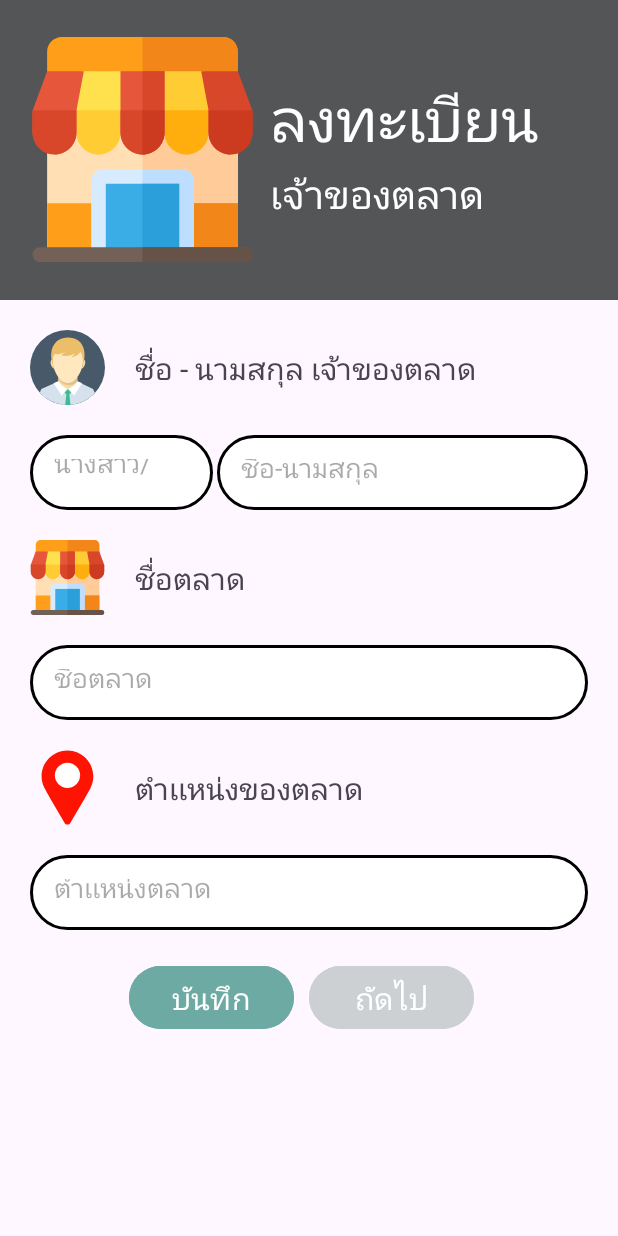
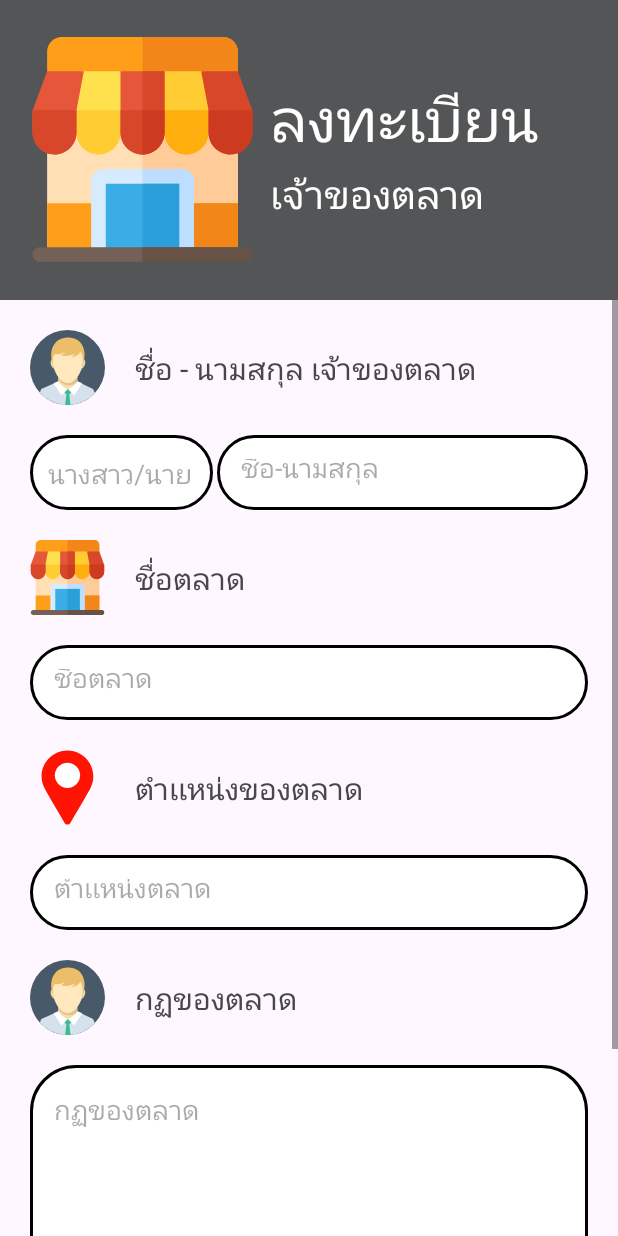
Before and after one commit to pNam0506/MarketApp, an Android app: the informationMarketFragment screen opened directly, with no data from a screen before it, on a phone screen of 412 x 824 dp. Run offline under Robolectric (Android 15) with nearby library versions, the phone set to English and light mode, and no system bars; our stand-ins replace Firebase (no records; nobody signed in at launch, a user with empty details on screens opened directly).

Commit message:
หน้าลงทะเบียนตลาด
เพิ่ม scroll

```diff
--- a/app/build.gradle
+++ b/app/build.gradle
@@ -41,6 +41,7 @@ dependencies {
     implementation 'com.google.firebase:firebase-database:20.2.1'
     implementation 'com.google.firebase:firebase-storage-ktx:20.2.0'
     implementation 'com.google.firebase:firebase-storage:20.2.0'
+    implementation 'com.google.firebase:firebase-auth:21.1.0'
     testImplementation 'junit:junit:4.13.2'
     androidTestImplementation 'androidx.test.ext:junit:1.1.5'
     androidTestImplementation 'androidx.test.espresso:espresso-core:3.5.1'
--- a/app/src/main/java/com/example/marketapp/informationMarketFragment.java
+++ b/app/src/main/java/com/example/marketapp/informationMarketFragment.java
@@ -31,8 +31,8 @@ import com.google.firebase.storage.UploadTask;
 public class informationMarketFragment extends AppCompatActivity {
 
     ImageView uploadImage;
-    Button saveButton,nextButton;
-    EditText uploadTopic,uploadsir,uploadNameM,uploadNameMk,locationMk;
+    Button saveButton;
+    EditText uploadsir,uploadNameM,uploadNameMk,locationMk,uploadRules;
     String imageURL;
     Uri uri;
 
@@ -47,7 +47,7 @@ public class informationMarketFragment extends AppCompatActivity {
         uploadNameMk = findViewById(R.id.UploadNameOfMarket);
         locationMk = findViewById(R.id.UploadLocationOfMarket);
         saveButton = findViewById(R.id.saveButton);
-        nextButton = findViewById(R.id.nextButton);
+        uploadRules = findViewById(R.id.UploadRule);
 
         ActivityResultLauncher<Intent> activityResultLauncher = registerForActivityResult(
                 new ActivityResultContracts.StartActivityForResult(), new ActivityResultCallback<ActivityResult>() {
@@ -85,13 +85,13 @@ public class informationMarketFragment extends AppCompatActivity {
             }
         });
 
-        nextButton.setOnClickListener(new View.OnClickListener() {
+       /* nextButton.setOnClickListener(new View.OnClickListener() {
             @Override
             public void onClick(View v) {
                 Intent intent = new Intent(informationMarketFragment.this,addItem.class);
                 startActivity(intent);
             }
-        });
+        });*/
 
     }
 
@@ -131,16 +131,20 @@ public class informationMarketFragment extends AppCompatActivity {
         String nameM = uploadNameM.getText().toString();
         String nameMk = uploadNameMk.getText().toString();
         String LMK = locationMk.getText().toString();
+        String rules = uploadRules.getText().toString();
 
-        DataClass dataClass = new DataClass(sir,nameM,nameMk,LMK,imageURL);
 
-        FirebaseDatabase.getInstance().getReference("Android Tutorials").child(nameMk)
+        DataClass dataClass = new DataClass(sir,nameM,nameMk,LMK,rules,imageURL);
+
+        FirebaseDatabase.getInstance().getReference("Manager").child(nameMk)
                 .setValue(dataClass).addOnCompleteListener(new OnCompleteListener<Void>() {
                     @Override
                     public void onComplete(@NonNull Task<Void> task) {
                         if(task.isSuccessful()){
                             Toast.makeText(informationMarketFragment.this,"Saved",Toast.LENGTH_SHORT)
                                     .show();
+                            Intent intent = new Intent(informationMarketFragment.this,offerMarketFragment.class);
+                            startActivity(intent);
 
 
 
--- a/app/src/main/res/layout/fragment_information_market.xml
+++ b/app/src/main/res/layout/fragment_information_market.xml
@@ -11,6 +11,8 @@
         android:layout_height="200dp"
         android:background="@color/gray"
         android:gravity="center_vertical">
+
+
 
         <LinearLayout
             android:layout_width="150dp"
@@ -56,8 +58,14 @@
 
     </LinearLayout>
 
+    <ScrollView
+        android:layout_below="@+id/manager_R"
+        android:layout_width="match_parent"
+        android:layout_height="match_parent">
+
+
     <LinearLayout
-        android:layout_below="@+id/manager_R"
+
         android:layout_width="match_parent"
         android:layout_height="match_parent"
         android:orientation="vertical"
@@ -89,6 +97,7 @@
                 />
 
         </LinearLayout>
+
         <LinearLayout
             android:id="@+id/Name_manager_edit"
             android:layout_width="match_parent"
@@ -96,7 +105,7 @@
             android:layout_marginTop="20dp"
             android:layout_marginLeft="20dp"
             android:layout_marginRight="20dp"
-            >
+            android:orientation="horizontal">
 
             <EditText
                 android:id="@+id/UploadSir"
@@ -104,7 +113,7 @@
                 android:layout_height="match_parent"
                 android:background="@drawable/white_corner"
                 android:layout_marginRight="250dp"
-                android:padding="16dp"
+                android:padding="12dp"
                 android:hint="นางสาว/นาย"
 
                 />
@@ -216,6 +225,58 @@
 
         </LinearLayout>
 
+        <LinearLayout
+            android:layout_below="@id/manager_R"
+            android:id="@+id/Ruletxt"
+            android:layout_width="match_parent"
+            android:layout_height="50dp"
+            android:layout_marginTop="20dp"
+            >
+            <ImageView
+                android:id="@+id/RuleImage"
+                android:layout_width="50dp"
+                android:layout_height="50dp"
+                android:layout_marginLeft="20dp"
+                android:src="@drawable/account_avatar_profile_user_6_svgrepo_com"
+
+                />
+            <TextView
+                android:layout_width="match_parent"
+                android:layout_height="match_parent"
+                android:layout_marginRight="20dp"
+                android:layout_marginLeft="20dp"
+                android:text="กฏของตลาด"
+                android:gravity="center_vertical"
+                android:textSize="20dp"
+                />
+
+        </LinearLayout>
+        <LinearLayout
+            android:layout_below="@+id/Ruletxt"
+            android:id="@+id/UploadRule_Layout"
+            android:layout_width="match_parent"
+            android:layout_height="200dp"
+            android:layout_marginTop="20dp"
+            android:layout_marginLeft="20dp"
+            android:layout_marginRight="20dp"
+            >
+
+            <EditText
+
+                android:id="@+id/UploadRule"
+                android:layout_width="match_parent"
+                android:layout_height="match_parent"
+                android:background="@drawable/white_corner"
+                android:padding="16dp"
+                android:hint="กฏของตลาด"
+                android:gravity="start"
+
+                />
+
+
+        </LinearLayout>
+
+
 
 
 
@@ -239,25 +300,17 @@
                 android:backgroundTint="@color/green"
                 />
 
-            <Button
-                android:id="@+id/nextButton"
-                android:layout_width="110dp"
-                android:layout_height="match_parent"
-                android:gravity="center"
-                android:layout_marginRight="10dp"
-                android:text="ถัดไป"
-                android:textSize="20dp"
-                android:backgroundTint="@color/gray_softy"
-                />
 
 
 
-        </LinearLayout>
+            </LinearLayout>
 
 
 
 
-    </LinearLayout>
+            </LinearLayout>
+
+    </ScrollView>
 
 
 
```
Also changed, not shown: app/src/main/AndroidManifest.xml (+6 -7 lines), app/src/main/java/com/example/marketapp/DataClass.java (+10 -7 lines), app/src/main/java/com/example/marketapp/addItem.java (+5 -4 lines), app/src/main/res/layout/activity_add_item.xml (deleted, +0 -152 lines).
